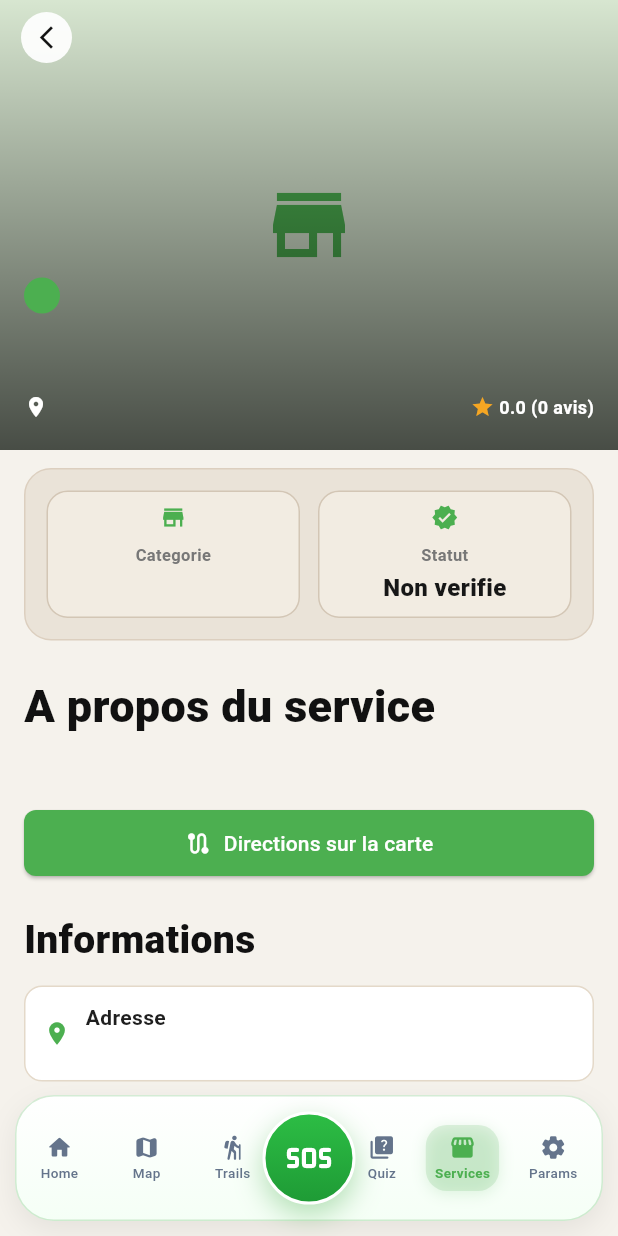
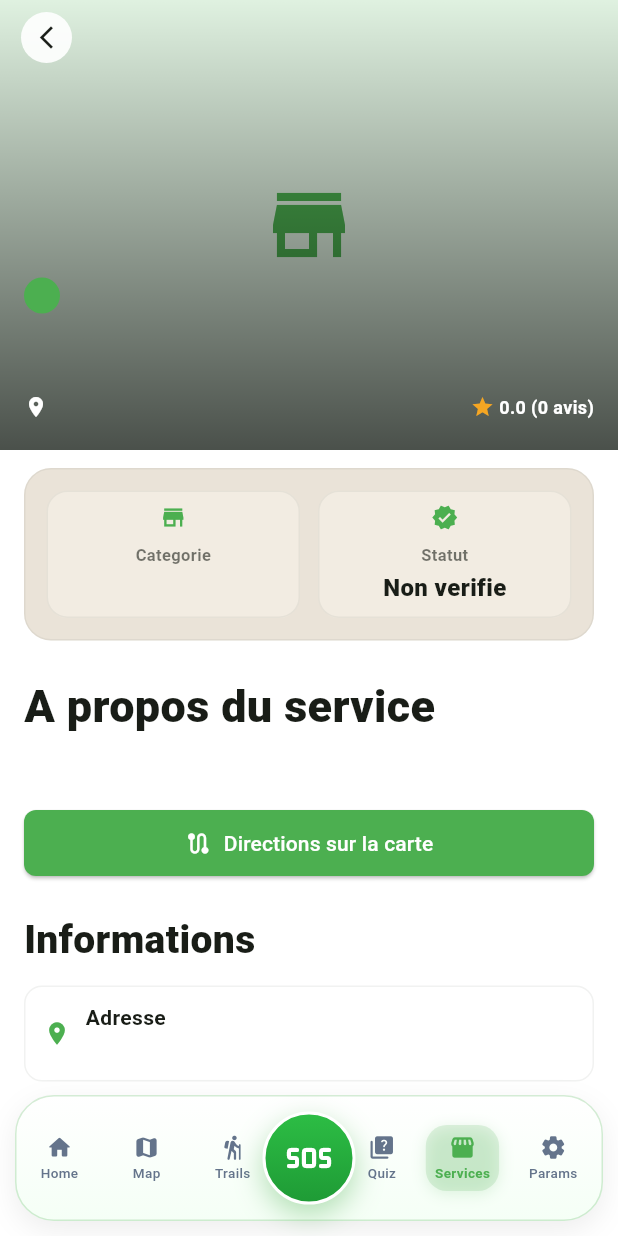
Before and after one commit to rzprodcommunity-hue/Eco-Guide, a Flutter app: the LocalServiceDetailScreen screen opened directly with empty values, on a phone screen of 412 x 824 dp. Run offline on Flutter 3.47's test engine with Material 3 defaults, Android fonts, the phone set to English and light mode, and no system bars; our stand-ins replace audioplayers, cached_network_image, connectivity_plus, file_picker, fl_chart, flutter_cache_manager and 7 more; accounts and stored records are empty; network calls fail.

Commit message:
fix: remove invalid const keywords in navigation_sos_screen.dart

```diff
--- a/app_front/lib/screens/services/local_service_detail_screen.dart
+++ b/app_front/lib/screens/services/local_service_detail_screen.dart
@@ -80,7 +80,7 @@ class _LocalServiceDetailScreenState extends State<LocalServiceDetailScreen> {
     final service = _serviceFromProvider(provider);
 
     return Scaffold(
-      backgroundColor: const Color(0xFFF5F2EC),
+      backgroundColor: Theme.of(context).scaffoldBackgroundColor,
       bottomNavigationBar: EcoShortcutBadge(
         currentTab: EcoShortcutTab.services,
         onTabSelected: (tab) {
@@ -224,9 +224,11 @@ class _LocalServiceDetailScreenState extends State<LocalServiceDetailScreen> {
                     width: double.infinity,
                     padding: const EdgeInsets.symmetric(horizontal: 14, vertical: 14),
                     decoration: BoxDecoration(
-                      color: const Color(0xFFEAE3D8),
+                      color: Theme.of(context).brightness == Brightness.dark
+                          ? Theme.of(context).colorScheme.surfaceContainerHighest.withValues(alpha: 0.3)
+                          : const Color(0xFFEAE3D8),
                       borderRadius: BorderRadius.circular(18),
-                      border: Border.all(color: const Color(0xFFDCCFBF)),
+                      border: Border.all(color: Theme.of(context).dividerColor.withValues(alpha: 0.1)),
                     ),
                     child: Row(
                       children: [
@@ -249,19 +251,19 @@ class _LocalServiceDetailScreenState extends State<LocalServiceDetailScreen> {
                     ),
                   ),
                   const SizedBox(height: 22),
-                  const Text(
+                  Text(
                     'A propos du service',
                     style: TextStyle(
                       fontSize: 30,
                       fontWeight: FontWeight.w800,
-                      color: Color(0xFF111111),
+                      color: Theme.of(context).colorScheme.onSurface,
                     ),
                   ),
                   const SizedBox(height: 10),
                   Text(
                     service.description,
-                    style: const TextStyle(
-                      color: Color(0xFF555555),
+                    style: TextStyle(
+                      color: Theme.of(context).colorScheme.onSurface.withValues(alpha: 0.7),
                       fontSize: 16,
                       height: 1.55,
                     ),
@@ -288,12 +290,12 @@ class _LocalServiceDetailScreenState extends State<LocalServiceDetailScreen> {
                     ),
                   ),
                   const SizedBox(height: 22),
-                  const Text(
+                  Text(
                     'Informations',
                     style: TextStyle(
                       fontSize: 26,
                       fontWeight: FontWeight.w800,
-                      color: Color(0xFF111111),
+                      color: Theme.of(context).colorScheme.onSurface,
                     ),
                   ),
                   const SizedBox(height: 12),
@@ -323,12 +325,12 @@ class _LocalServiceDetailScreenState extends State<LocalServiceDetailScreen> {
                     ),
                   const SizedBox(height: 18),
                   if (service.latitude != null && service.longitude != null) ...[
-                    const Text(
+                    Text(
                       'Localisation',
                       style: TextStyle(
                         fontSize: 24,
                         fontWeight: FontWeight.w800,
-                        color: Color(0xFF111111),
+                        color: Theme.of(context).colorScheme.onSurface,
                       ),
                     ),
                     const SizedBox(height: 12),
@@ -364,12 +366,12 @@ class _LocalServiceDetailScreenState extends State<LocalServiceDetailScreen> {
                   ],
                   if (service.additionalImages != null && service.additionalImages!.isNotEmpty) ...[
                     const SizedBox(height: 20),
-                    const Text(
+                    Text(
                       'Galerie',
                       style: TextStyle(
                         fontSize: 24,
                         fontWeight: FontWeight.w800,
-                        color: Color(0xFF111111),
+                        color: Theme.of(context).colorScheme.onSurface,
                       ),
                     ),
                     const SizedBox(height: 10),
@@ -439,10 +441,10 @@ class _CircleIconButton extends StatelessWidget {
         width: 34,
         height: 34,
         decoration: BoxDecoration(
-          color: Colors.white.withValues(alpha: 0.92),
+          color: Theme.of(context).cardColor.withValues(alpha: 0.9),
           shape: BoxShape.circle,
         ),
-        child: Icon(icon, size: 18, color: const Color(0xFF111111)),
+        child: Icon(icon, size: 18, color: Theme.of(context).colorScheme.onSurface),
       ),
     );
   }
@@ -464,9 +466,11 @@ class _FactBox extends StatelessWidget {
     return Container(
       padding: const EdgeInsets.symmetric(horizontal: 10, vertical: 8),
       decoration: BoxDecoration(
-        color: const Color(0xFFF2ECE2),
+        color: Theme.of(context).brightness == Brightness.dark
+            ? Theme.of(context).colorScheme.surfaceContainerHighest.withValues(alpha: 0.2)
+            : const Color(0xFFF2ECE2),
         borderRadius: BorderRadius.circular(14),
-        border: Border.all(color: const Color(0xFFD3C6B5)),
+        border: Border.all(color: Theme.of(context).dividerColor.withValues(alpha: 0.1)),
       ),
       child: Column(
         children: [
@@ -474,8 +478,8 @@ class _FactBox extends StatelessWidget {
           const SizedBox(height: 8),
           Text(
             label,
-            style: const TextStyle(
-              color: Color(0xFF777777),
+            style: TextStyle(
+              color: Theme.of(context).colorScheme.onSurface.withValues(alpha: 0.6),
               fontSize: 11,
               fontWeight: FontWeight.w600,
             ),
@@ -485,10 +489,10 @@ class _FactBox extends StatelessWidget {
             value,
             maxLines: 1,
             overflow: TextOverflow.ellipsis,
-            style: const TextStyle(
+            style: TextStyle(
               fontWeight: FontWeight.w800,
               fontSize: 16,
-              color: Color(0xFF171717),
+              color: Theme.of(context).colorScheme.onSurface,
             ),
           ),
         ],
@@ -514,9 +518,9 @@ class _InfoTile extends StatelessWidget {
       margin: const EdgeInsets.only(bottom: 10),
       padding: const EdgeInsets.symmetric(horizontal: 12, vertical: 10),
       decoration: BoxDecoration(
-        color: Colors.white,
+        color: Theme.of(context).cardColor,
         borderRadius: BorderRadius.circular(12),
-        border: Border.all(color: const Color(0xFFE4D9C9)),
+        border: Border.all(color: Theme.of(context).dividerColor.withValues(alpha: 0.1)),
       ),
       child: Row(
         children: [
@@ -528,15 +532,18 @@ class _InfoTile extends StatelessWidget {
               children: [
                 Text(
                   title,
-                  style: const TextStyle(
+                  style: TextStyle(
                     fontWeight: FontWeight.w700,
-                    color: Color(0xFF1F1F1F),
+                    color: Theme.of(context).colorScheme.onSurface,
                   ),
                 ),
                 const SizedBox(height: 2),
                 Text(
                   value,
-                  style: const TextStyle(color: Color(0xFF666666), height: 1.4),
+                  style: TextStyle(
+                    color: Theme.of(context).colorScheme.onSurface.withValues(alpha: 0.65),
+                    height: 1.4,
+                  ),
                 ),
               ],
             ),
```
Also changed, not shown: app_front/lib/screens/map/interactive_map_screen.dart (+66 -29 lines), app_front/lib/screens/map/map_screen.dart (+8 -4 lines), app_front/lib/screens/map/navigation_sos_screen.dart (+39 -18 lines), app_front/lib/screens/sos/sos_button.dart (+20 -8 lines).
